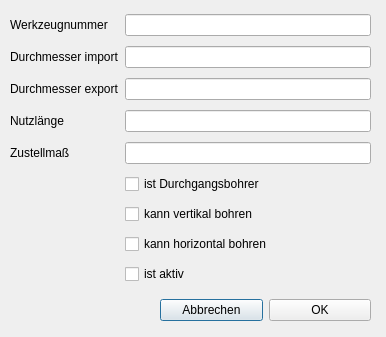
Old version of the form Dialoge/dialog_bohrer.ui in the repository TischlerWilly/postprozessor.
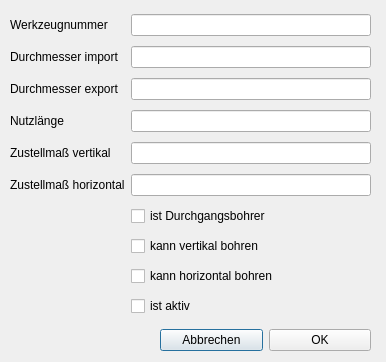
New version of the form.

Commit message: zustellmaß hori und vert differenziert

```diff
--- a/Dialoge/dialog_bohrer.ui
+++ b/Dialoge/dialog_bohrer.ui
@@ -7,7 +7,7 @@
     <x>0</x>
     <y>0</y>
     <width>386</width>
-    <height>337</height>
+    <height>362</height>
    </rect>
   </property>
   <property name="windowTitle">
@@ -22,34 +22,17 @@
      <x>10</x>
      <y>10</y>
      <width>361</width>
-     <height>281</height>
+     <height>311</height>
     </rect>
    </property>
    <layout class="QGridLayout" name="gridLayout">
-    <item row="0" column="1">
-     <widget class="QLineEdit" name="lineEdit_nr"/>
-    </item>
-    <item row="2" column="0">
-     <widget class="QLabel" name="label_dm_real">
-      <property name="text">
-       <string>Durchmesser export</string>
-      </property>
-     </widget>
-    </item>
-    <item row="8" column="1">
+    <item row="9" column="1">
      <widget class="QCheckBox" name="checkBox_hori">
       <property name="text">
        <string>kann horizontal bohren</string>
       </property>
      </widget>
     </item>
-    <item row="1" column="0">
-     <widget class="QLabel" name="label_dm_cad">
-      <property name="text">
-       <string>Durchmesser import</string>
-      </property>
-     </widget>
-    </item>
     <item row="4" column="0">
      <widget class="QLabel" name="label_nutzlaenge">
       <property name="text">
@@ -57,28 +40,11 @@
       </property>
      </widget>
     </item>
-    <item row="10" column="1">
-     <widget class="QCheckBox" name="checkBox_ist_aktiv">
-      <property name="text">
-       <string>ist aktiv</string>
-      </property>
-     </widget>
-    </item>
-    <item row="5" column="1">
-     <widget class="QLineEdit" name="lineEdit_zustmass"/>
-    </item>
     <item row="4" column="1">
      <widget class="QLineEdit" name="lineEdit_nutzlaenge"/>
     </item>
-    <item row="1" column="1">
-     <widget class="QLineEdit" name="lineEdit_dm_cad"/>
-    </item>
-    <item row="5" column="0">
-     <widget class="QLabel" name="label_zustmass">
-      <property name="text">
-       <string>Zustellmaß</string>
-      </property>
-     </widget>
+    <item row="0" column="1">
+     <widget class="QLineEdit" name="lineEdit_nr"/>
     </item>
     <item row="0" column="0">
      <widget class="QLabel" name="label_nr">
@@ -87,30 +53,74 @@
       </property>
      </widget>
     </item>
-    <item row="2" column="1">
-     <widget class="QLineEdit" name="lineEdit_dm_real"/>
-    </item>
-    <item row="6" column="1">
+    <item row="7" column="1">
      <widget class="QCheckBox" name="checkBox_istdubo">
       <property name="text">
        <string>ist Durchgangsbohrer</string>
       </property>
      </widget>
     </item>
-    <item row="7" column="1">
+    <item row="11" column="1">
+     <widget class="QCheckBox" name="checkBox_ist_aktiv">
+      <property name="text">
+       <string>ist aktiv</string>
+      </property>
+     </widget>
+    </item>
+    <item row="2" column="0">
+     <widget class="QLabel" name="label_dm_real">
+      <property name="text">
+       <string>Durchmesser export</string>
+      </property>
+     </widget>
+    </item>
+    <item row="1" column="1">
+     <widget class="QLineEdit" name="lineEdit_dm_cad"/>
+    </item>
+    <item row="2" column="1">
+     <widget class="QLineEdit" name="lineEdit_dm_real"/>
+    </item>
+    <item row="5" column="1">
+     <widget class="QLineEdit" name="lineEdit_zustmassvert"/>
+    </item>
+    <item row="1" column="0">
+     <widget class="QLabel" name="label_dm_cad">
+      <property name="text">
+       <string>Durchmesser import</string>
+      </property>
+     </widget>
+    </item>
+    <item row="8" column="1">
      <widget class="QCheckBox" name="checkBox_verti">
       <property name="text">
        <string>kann vertikal bohren</string>
       </property>
      </widget>
     </item>
+    <item row="6" column="1">
+     <widget class="QLineEdit" name="lineEdit_zustmasshori"/>
+    </item>
+    <item row="6" column="0">
+     <widget class="QLabel" name="label_zustmass">
+      <property name="text">
+       <string>Zustellmaß horizontal</string>
+      </property>
+     </widget>
+    </item>
+    <item row="5" column="0">
+     <widget class="QLabel" name="label_zustmass_2">
+      <property name="text">
+       <string>Zustellmaß vertikal</string>
+      </property>
+     </widget>
+    </item>
    </layout>
   </widget>
   <widget class="QWidget" name="layoutWidget">
    <property name="geometry">
     <rect>
      <x>160</x>
-     <y>290</y>
+     <y>320</y>
      <width>211</width>
      <height>41</height>
     </rect>
```
Left out of the diff: 3 changed lines with no effect on the pictures. The commit also changes 12 other files.
